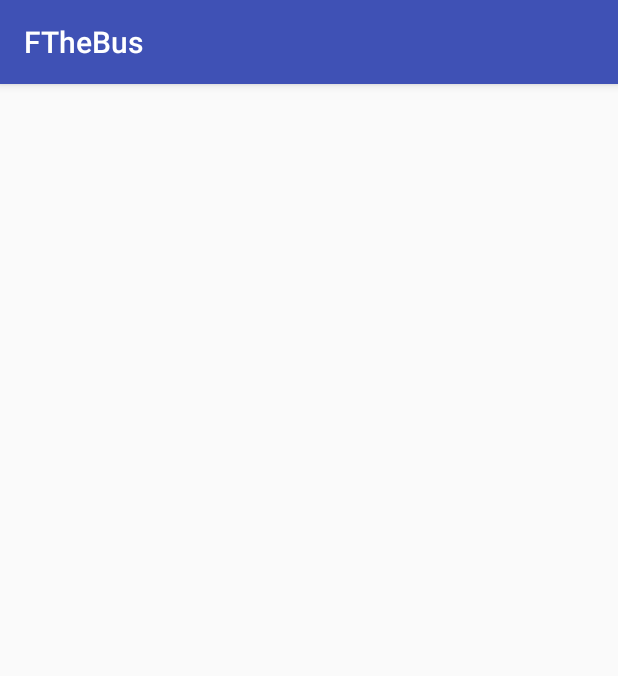
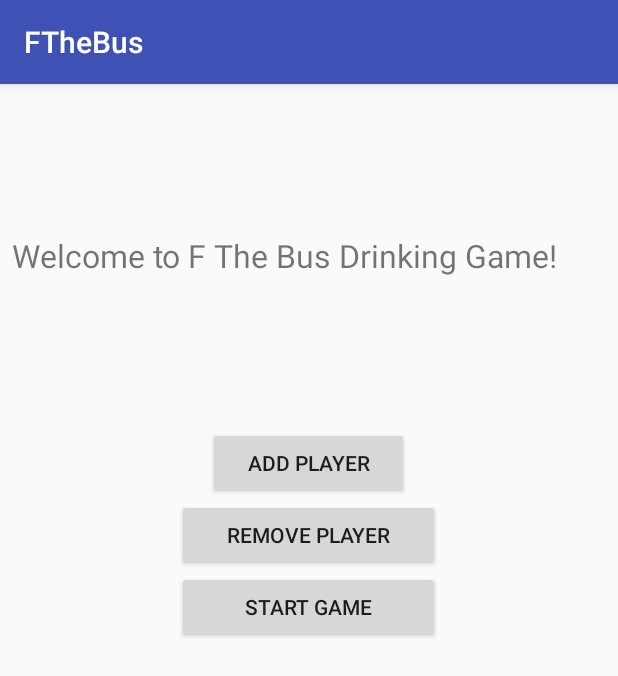
Before and after one commit to rmit-s3530300-amanda-truong/FTheBus, an Android app: the screen it shows after launch (MainActivity), on a phone screen of 412 x 824 dp. Shown: the top 676 px of the screen. Run offline under Robolectric (Android 15) with nearby library versions, the phone set to English and light mode, and no system bars.

Commit message:
Finished add and remove player functionality
If there is time:
- remove player dismiss dialog when there are no more players

```diff
--- a/app/src/main/AndroidManifest.xml
+++ b/app/src/main/AndroidManifest.xml
@@ -16,6 +16,7 @@
                 <category android:name="android.intent.category.LAUNCHER" />
             </intent-filter>
         </activity>
+        <activity android:name=".View.GameActivity"></activity>
     </application>
 
 </manifest>
--- /dev/null
+++ b/app/src/main/java/com/struong/fthebus/Model/GameManager.java
@@ -0,0 +1,62 @@
+package com.struong.fthebus.Model;
+
+import java.io.Serializable;
+import java.util.ArrayList;
+
+/**
+ * Created by Amanda on 11/11/2017.
+ */
+
+public class GameManager implements Serializable{
+    private ArrayList<Card> shuffledDeck;
+    private ArrayList<Card> initialCards;
+    private boolean checkRound;
+    private PlayerManager playerManager;
+
+    public GameManager()
+    {
+        playerManager = new PlayerManager();
+    }
+
+    public void addPlayer(Player player)
+    {
+        playerManager.addPlayer(player);
+    }
+
+    public void removePlayer(Player player)
+    {
+        playerManager.removePlayer(player);
+    }
+
+    public void createShuffledDeck()
+    {
+        Deck deck = new Deck();
+        deck.shuffle();
+        shuffledDeck = deck.getDeck();
+    }
+
+    public ArrayList<Card> dealRound()
+    {
+        initialCards = new ArrayList<>();
+        for(int i=0; i<5; i++)
+        {
+            Card card = shuffledDeck.get(i);
+            initialCards.add(card);
+            shuffledDeck.remove(i);
+        }
+        return initialCards;
+    }
+
+    public Card dealNextCard()
+    {
+        Card card = shuffledDeck.get(0);
+        shuffledDeck.remove(0);
+        return card;
+    }
+
+    public ArrayList<Player> getPlayerList()
+    {
+        return playerManager.getPlayerList();
+    }
+
+}
--- /dev/null
+++ b/app/src/main/java/com/struong/fthebus/Model/PlayerManager.java
@@ -0,0 +1,38 @@
+package com.struong.fthebus.Model;
+
+import java.io.Serializable;
+import java.util.ArrayList;
+
+/**
+ * Created by Amanda on 11/11/2017.
+ */
+
+public class PlayerManager implements Serializable{
+    private ArrayList<Player> playerList;
+
+    public PlayerManager()
+    {
+        if(playerList == null)
+        {
+            playerList = new ArrayList<>();
+        }
+    }
+
+    public void addPlayer(Player player)
+    {
+        playerList.add(player);
+    }
+
+    public void removePlayer(Player player)
+    {
+        if(playerList.contains(player))
+        {
+            playerList.remove(player);
+        }
+    }
+
+    public ArrayList<Player> getPlayerList()
+    {
+        return playerList;
+    }
+}
--- a/app/src/main/java/com/struong/fthebus/View/MainActivity.java
+++ b/app/src/main/java/com/struong/fthebus/View/MainActivity.java
@@ -2,14 +2,43 @@ package com.struong.fthebus.View;
 
 import android.support.v7.app.AppCompatActivity;
 import android.os.Bundle;
+import android.widget.Button;
 
+import com.struong.fthebus.Controller.AddPlayerController;
+import com.struong.fthebus.Model.GameManager;
+import com.struong.fthebus.Model.PlayerManager;
 import com.struong.fthebus.R;
 
 public class MainActivity extends AppCompatActivity {
+
+    private GameManager gm;
+    private AddPlayerController controller;
 
     @Override
     protected void onCreate(Bundle savedInstanceState) {
         super.onCreate(savedInstanceState);
         setContentView(R.layout.activity_main);
+
+        Bundle extras = getIntent().getExtras();
+        if(extras!= null)
+        {
+            gm = (GameManager) extras.get("GameManager");
+            if(gm == null)
+            {
+                gm = new GameManager();
+            }
+        }
+        else
+        {
+            gm = new GameManager();
+        }
+
+        controller = new AddPlayerController(this, gm);
+        Button bAddPlayer = (Button) findViewById(R.id.bAddPlayer);
+        Button bRemovePlayer = (Button) findViewById(R.id.bRemovePlayer);
+        Button bStartGame = (Button) findViewById(R.id.bStartGame);
+        bAddPlayer.setOnClickListener(controller);
+        bRemovePlayer.setOnClickListener(controller);
+        bStartGame.setOnClickListener(controller);
     }
 }
--- a/app/src/main/res/layout/activity_main.xml
+++ b/app/src/main/res/layout/activity_main.xml
@@ -6,4 +6,54 @@
     android:layout_height="match_parent"
     tools:context="com.struong.fthebus.View.MainActivity">
 
+    <LinearLayout
+        android:layout_width="0dp"
+        android:layout_height="0dp"
+        android:layout_marginEnd="8dp"
+        android:layout_marginStart="8dp"
+        android:orientation="vertical"
+        android:weightSum="1"
+        app:layout_constraintBottom_toBottomOf="parent"
+        app:layout_constraintLeft_toLeftOf="parent"
+        app:layout_constraintRight_toRightOf="parent"
+        app:layout_constraintTop_toTopOf="parent"
+        app:layout_constraintVertical_bias="0.0"
+        tools:layout_constraintBottom_creator="1"
+        tools:layout_constraintLeft_creator="1"
+        tools:layout_constraintRight_creator="1"
+        tools:layout_constraintTop_creator="1">
+
+        <TextView
+            android:id="@+id/tvWelcome"
+            android:layout_width="wrap_content"
+            android:layout_height="wrap_content"
+            android:layout_marginBottom="100sp"
+            android:layout_marginTop="100sp"
+            android:layout_weight="0"
+            android:text="@string/welcome"
+            android:textSize="21sp" />
+
+        <Button
+            android:id="@+id/bAddPlayer"
+            android:layout_width="134dp"
+            android:layout_height="wrap_content"
+            android:layout_gravity="center"
+            android:text="@string/add_player" />
+
+        <Button
+            android:id="@+id/bRemovePlayer"
+            android:layout_width="175dp"
+            android:layout_height="wrap_content"
+            android:layout_gravity="center"
+            android:text="@string/remove_player" />
+
+        <Button
+            android:id="@+id/bStartGame"
+            android:layout_width="175dp"
+            android:layout_height="wrap_content"
+            android:layout_weight="0"
+            android:layout_gravity="center"
+            android:text="@string/startGame" />
+
+    </LinearLayout>
 </android.support.constraint.ConstraintLayout>
--- a/app/src/main/res/values/strings.xml
+++ b/app/src/main/res/values/strings.xml
@@ -1,3 +1,12 @@
 <resources>
     <string name="app_name">FTheBus</string>
+    <string name="welcome">Welcome to F The Bus Drinking Game!</string>
+    <string name="add_player">Add player</string>
+    <string name="remove_player">Remove player</string>
+    <string name="startGame">Start Game</string>
+    <string name="invalidNoPlayer">You need at least 1 player to play!</string>
+    <string name="invalidNoPlayer2"> There are no players to remove!</string>
+    <string name="invalidEmpty">Name cannot be empty!</string>
+    <string name="cancel">Cancel</string>
+    <string name="playerAdded"> has been added</string>
 </resources>
```
Also changed, not shown: app/src/main/java/com/struong/fthebus/Controller/AddPlayerController.java (added, +130 -0 lines), app/src/main/java/com/struong/fthebus/Model/Card.java (added, +57 -0 lines), app/src/main/java/com/struong/fthebus/Model/Deck.java (added, +38 -0 lines), app/src/main/java/com/struong/fthebus/Model/Player.java (added, +27 -0 lines), app/src/main/java/com/struong/fthebus/View/GameActivity.java (added, +15 -0 lines), app/src/main/java/com/struong/fthebus/ViewModel/PlayerAdapter.java (added, +38 -0 lines), app/src/main/res/layout/activity_game.xml (added, +9 -0 lines), app/src/main/res/layout/addplayer_dialog.xml (added, +14 -0 lines), app/src/main/res/layout/list_view.xml (added, +12 -0 lines), app/src/main/res/layout/removeplayer_dialog.xml (added, +10 -0 lines).
